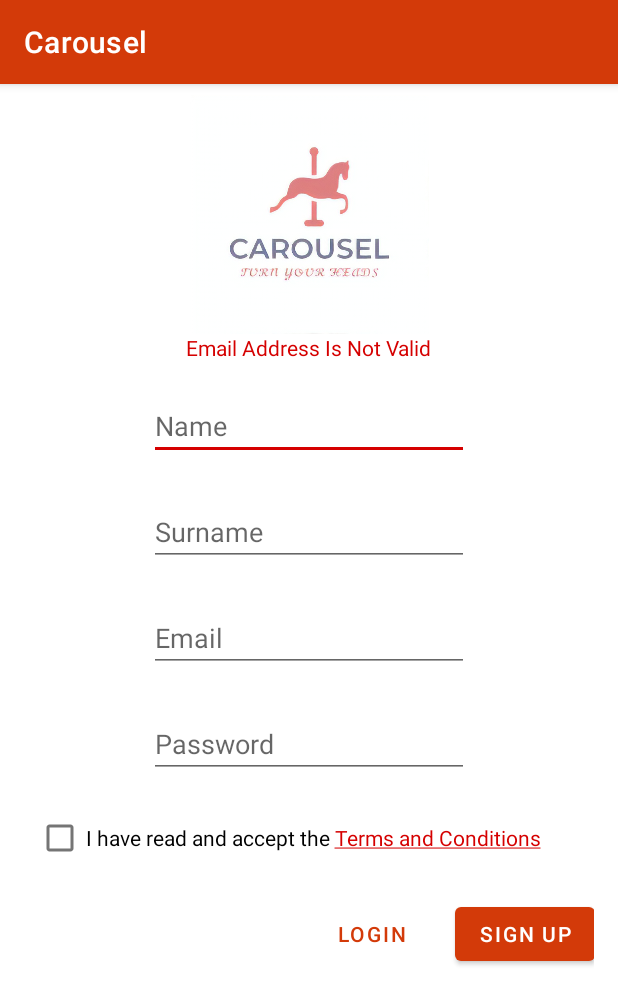
After one commit to bounswe/bounswe2020group8, an Android app: the SignupCustomerActivity screen opened directly, with no data from a screen before it, on a phone screen of 412 x 824 dp. The commit adds this screen. Shown: the top 1005 px of the screen. Run offline under Robolectric (Android 15) with nearby library versions, the phone set to English and light mode, and no system bars.

Commit message:
Sign-up related layouts and functions created

```diff
--- /dev/null
+++ b/Android/app/src/main/java/com/example/carousel/SignupCustomerActivity.kt
@@ -0,0 +1,98 @@
+package com.example.carousel
+
+import android.content.Intent
+import android.os.Bundle
+import android.text.SpannableString
+import android.text.Spanned
+import android.text.TextUtils
+import android.text.method.LinkMovementMethod
+import android.text.style.ClickableSpan
+import android.util.Patterns
+import android.view.View
+import android.widget.CheckBox
+import android.widget.EditText
+import android.widget.TextView
+import android.widget.Toast
+import androidx.appcompat.app.AppCompatActivity
+import kotlinx.android.synthetic.main.activity_signup_customer.*
+
+
+class SignupCustomerActivity : AppCompatActivity() {
+    lateinit var textView: TextView
+    override fun onCreate(savedInstanceState: Bundle?) {
+        super.onCreate(savedInstanceState)
+        setContentView(R.layout.activity_signup_customer)
+
+        val error = intent.getIntExtra("error",2)
+        if(error == 2){
+             error_message.text= "Email Address Is Not Valid"
+        }else if(error == 1){
+            error_message.text = "Password Is Not Strong Enough"
+        }else if(error == 3) {
+            error_message.text = "You Have to Accept Terms and Conditions"
+        }else{
+            error_message.text = ""
+        }
+
+        textView = findViewById(R.id.Terms_and_condition_text)
+        val text = "I have read and accept the Terms and Conditions"
+        val spannableString = SpannableString(text)
+        val clickableSpan: ClickableSpan = object : ClickableSpan() {
+            override fun onClick(widget: View) {
+                Toast.makeText(this@SignupCustomerActivity, "Terms and Conditions", Toast.LENGTH_SHORT).show()
+            }
+        }
+        spannableString.setSpan(clickableSpan, 27, 47, Spanned.SPAN_EXCLUSIVE_EXCLUSIVE)
+        textView.setText(spannableString, TextView.BufferType.SPANNABLE)
+        textView.movementMethod = LinkMovementMethod.getInstance()
+    }
+    fun signup(view: View) {
+
+        val name = findViewById<EditText>(R.id.signup_name).text.toString()
+        val surname = findViewById<EditText>(R.id.signup_surname).text.toString()
+        val email = findViewById<EditText>(R.id.signup_email).text.toString()
+        val password = findViewById<EditText>(R.id.signup_password).text.toString()
+        val termCheck = findViewById<CheckBox>(R.id.accept_terms_and_conditions)
+
+        if(!isValidEmail(email)){
+//            println("email is not valid")
+            val intent = Intent(this, SignupCustomerActivity::class.java)
+            intent.putExtra("error", 2)
+            startActivity(intent)
+        }else if(!isStrong(password)){
+//                println("password is not strong")
+            val intent = Intent(this, SignupCustomerActivity::class.java)
+            intent.putExtra("error", 1)
+            startActivity(intent)
+        }else if(!termCheck.isChecked) {
+            val intent = Intent(this, SignupCustomerActivity::class.java)
+            intent.putExtra("error", 3)
+            startActivity(intent)
+        }else{
+            val intent = Intent(this, LoginActivity::class.java)
+            startActivity(intent)
+        }
+    }
+    fun login(view: View) {
+        val intent = Intent(this, LoginActivity::class.java)
+        startActivity(intent)
+    }
+
+    fun isStrong(password: String): Boolean{
+        val lowerCase = "[a-z]".toRegex()
+        val upperCase = "[A-Z]".toRegex()
+        val number    = "[0-9]".toRegex()
+        if(password.length<6 || password.length>20){
+            return false
+        }else if(!password.contains(lowerCase)){
+            return false
+        }else if(!password.contains(upperCase)){
+            return false
+        }else if(password.contains(" ")) {
+            return false
+        }else return password.contains(number)
+    }
+    fun isValidEmail(target: CharSequence?): Boolean {
+        return !TextUtils.isEmpty(target) && Patterns.EMAIL_ADDRESS.matcher(target).matches()
+    }
+}
--- /dev/null
+++ b/Android/app/src/main/res/layout/activity_signup_customer.xml
@@ -0,0 +1,149 @@
+<?xml version="1.0" encoding="utf-8"?>
+
+<androidx.constraintlayout.widget.ConstraintLayout
+        xmlns:android="http://schemas.android.com/apk/res/android"
+        xmlns:tools="http://schemas.android.com/tools"
+        xmlns:app="http://schemas.android.com/apk/res-auto"
+        android:layout_width="match_parent"
+        android:layout_height="match_parent"
+        tools:context=".SignupCustomerActivity"
+        android:background="@color/signupPageBackgroundColor">
+
+    <ImageView
+            android:layout_width="159dp"
+            android:layout_height="173dp"
+            app:srcCompat="@drawable/logo"
+            android:id="@+id/logo"
+            app:layout_constraintStart_toStartOf="parent"
+            app:layout_constraintEnd_toEndOf="parent"
+            app:layout_constraintTop_toTopOf="parent"
+            android:layout_marginRight="32dp"
+            android:layout_marginEnd="32dp"
+            android:layout_marginLeft="32dp"
+            android:layout_marginStart="32dp"
+            app:layout_constraintVertical_bias="0.0"
+            android:contentDescription="@string/logo"
+            android:alpha="0.7"
+            app:layout_constraintBottom_toTopOf="@+id/signup_name"/>
+
+    <TextView
+            android:id="@+id/error_message"
+            android:textColor="@color/colorPrimaryDark"
+            android:layout_width="wrap_content"
+            android:layout_height="wrap_content"
+            app:layout_constraintStart_toStartOf="parent"
+            app:layout_constraintBottom_toTopOf="@+id/signup_name"
+            app:layout_constraintEnd_toEndOf="parent" app:layout_constraintHorizontal_bias="0.499"
+            android:layout_marginBottom="20dp"/>
+    <EditText
+            android:layout_width="wrap_content"
+            android:layout_height="wrap_content"
+            android:inputType="textPersonName"
+            android:ems="10"
+            android:id="@+id/signup_name"
+            android:hint="@string/signup_name"
+            app:layout_constraintStart_toStartOf="parent"
+            app:layout_constraintEnd_toEndOf="parent"
+            android:autofillHints=""
+            android:layout_marginTop="32dp"
+            app:layout_constraintTop_toBottomOf="@+id/logo"/>
+    <EditText
+            android:layout_width="wrap_content"
+            android:layout_height="wrap_content"
+            android:inputType="textPersonName"
+            android:ems="10"
+            android:id="@+id/signup_surname"
+            android:hint="@string/signup_surname"
+            app:layout_constraintStart_toStartOf="parent"
+            app:layout_constraintHorizontal_bias="0.5"
+            app:layout_constraintEnd_toEndOf="parent"
+            android:layout_marginTop="25dp"
+            app:layout_constraintTop_toBottomOf="@+id/signup_name"
+            android:autofillHints=""/>
+    <EditText
+            android:layout_width="wrap_content"
+            android:layout_height="wrap_content"
+            android:inputType="textEmailAddress"
+            android:ems="10"
+            android:id="@+id/signup_email"
+            android:hint="@string/signup_email"
+            app:layout_constraintStart_toStartOf="parent"
+            app:layout_constraintHorizontal_bias="0.5"
+            app:layout_constraintEnd_toEndOf="parent"
+            android:layout_marginTop="25dp"
+            app:layout_constraintTop_toBottomOf="@+id/signup_surname"
+            android:autofillHints=""/>
+    <EditText
+            android:layout_width="wrap_content"
+            android:layout_height="wrap_content"
+            android:inputType="textPassword"
+            android:ems="10"
+            android:id="@+id/signup_password"
+            android:hint="@string/signup_password"
+            app:layout_constraintStart_toStartOf="parent"
+            app:layout_constraintHorizontal_bias="0.5"
+            app:layout_constraintEnd_toEndOf="parent"
+            android:layout_marginTop="25dp"
+            app:layout_constraintTop_toBottomOf="@+id/signup_email"
+            android:autofillHints=""/>
+
+    <LinearLayout
+            android:id="@+id/checkbox_Layout"
+            android:layout_width="366dp"
+            android:layout_height="29dp"
+            app:layout_constraintStart_toStartOf="parent"
+            app:layout_constraintHorizontal_bias="0.5"
+            app:layout_constraintEnd_toEndOf="parent"
+            android:layout_marginTop="25dp"
+            app:layout_constraintTop_toBottomOf="@+id/signup_password"
+            android:orientation="horizontal"
+            tools:ignore="MissingConstraints">
+        <CheckBox
+                android:id="@+id/accept_terms_and_conditions"
+                android:layout_width="34dp"
+                android:layout_height="match_parent"/>
+        <TextView
+                android:id="@+id/Terms_and_condition_text"
+                android:layout_width="wrap_content"
+                android:layout_height="wrap_content"
+                android:layout_marginTop="0dp"
+                android:layout_marginBottom="0dp"
+                android:text="I have read and accept the Terms and Conditions"
+                android:textColor="#000000"
+                android:textSize="14sp"/>
+    </LinearLayout>
+
+    <RelativeLayout
+            android:layout_width="wrap_content"
+            android:layout_height="wrap_content"
+            app:layout_constraintStart_toStartOf="parent"
+            app:layout_constraintHorizontal_bias="0.5"
+            app:layout_constraintEnd_toEndOf="parent"
+            android:layout_marginTop="25dp"
+            app:layout_constraintTop_toBottomOf="@+id/checkbox_Layout"
+            android:layout_marginRight="32dp"
+            android:layout_marginEnd="32dp">
+
+        <com.google.android.material.button.MaterialButton
+                android:id="@+id/signup_button"
+                android:layout_width="wrap_content"
+                android:layout_height="wrap_content"
+                android:layout_alignParentEnd="true"
+                android:layout_alignParentRight="true"
+                android:text="@string/signup_button" android:onClick="signup"/>
+
+        <com.google.android.material.button.MaterialButton
+                android:id="@+id/login_button"
+                style="@style/Widget.MaterialComponents.Button.TextButton"
+                android:layout_width="wrap_content"
+                android:layout_height="wrap_content"
+                android:layout_marginEnd="12dp"
+                android:layout_marginRight="12dp"
+                android:layout_toStartOf="@id/signup_button"
+                android:layout_toLeftOf="@id/signup_button"
+                android:text="@string/login_button" android:onClick="login"/>
+
+    </RelativeLayout>
+
+
+</androidx.constraintlayout.widget.ConstraintLayout>
--- a/Android/app/src/main/res/values/strings.xml
+++ b/Android/app/src/main/res/values/strings.xml
@@ -2,10 +2,18 @@
     <string name="app_name">Carousel</string>
     <string name="login_email">Email</string>
     <string name="login_password">Password</string>
-    <string name="login_button">Login</string>
-    <string name="signup_button">Sign Up</string>
+    <string name="login_button">LOGIN</string>
+    <string name="signup_button">SIGN UP</string>
     <string name="signup_header">Sign Up Page</string>
-
+    <string name="signup_button_vendor">SIGN UP AS VENDOR</string>
+    <string name="signup_button_customer">SIGN UP AS CUSTOMER</string>
+    <string name="signup_name">Name</string>
+    <string name="signup_surname">Surname</string>
+    <string name="signup_email">Email</string>
+    <string name="signup_password">Password</string>
+    <string name="signup_company_name">Name of Your Company</string>
+    <string name="signup_error0">Email Address Is Not Valid</string>
+    <string name="signup_error1">Password Is Not Strong Enough</string>
 
     <!-- Settings Activity Title -->
     <string name="title_activity_settings">Settings</string>
```
Also changed, not shown: Android/app/src/main/AndroidManifest.xml (+10 -0 lines), Android/app/src/main/java/com/example/carousel/SignupActivity.kt (+20 -0 lines), Android/app/src/main/java/com/example/carousel/SignupVendorActivity.kt (added, +96 -0 lines), Android/app/src/main/res/layout/activity_signup.xml (+70 -10 lines), Android/app/src/main/res/layout/activity_signup_vendor.xml (added, +145 -0 lines).
